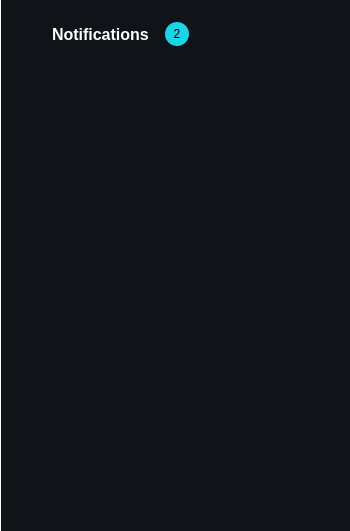
Qt form alertsdialog.ui (drillarium/FrameFlow) before a commit.
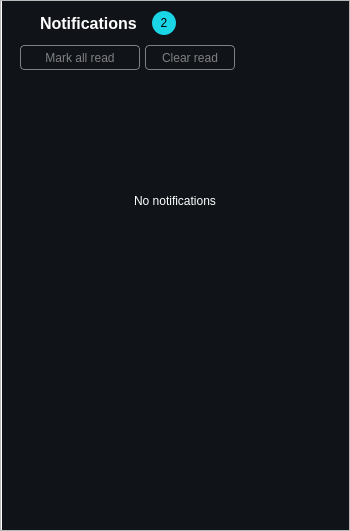
The same form after that commit. Icons and pictures are not drawn.

The edit to the form file:
```diff
--- a/alertsdialog.ui
+++ b/alertsdialog.ui
@@ -30,7 +30,26 @@
   color: black;
   background: #19D5E6;
   border-radius: 12px;
-}</string>
+}
+
+QPushButton {
+  color: grey;
+  border: 1px solid grey;
+  border-radius: 4px;
+}
+
+#closeButton {
+  border: 0px solid transparent;
+}
+
+#noNotAlerts {
+  color: white;
+}
+
+#listWidget {
+  background: transparent;
+}
+</string>
   </property>
   <layout class="QVBoxLayout" name="verticalLayout">
    <property name="spacing">
@@ -49,11 +68,71 @@
     <number>0</number>
    </property>
    <item>
+    <widget class="QScrollArea" name="scrollArea">
+     <property name="widgetResizable">
+      <bool>true</bool>
+     </property>
+     <widget class="QWidget" name="scrollAreaWidgetContents">
+      <property name="geometry">
+       <rect>
+        <x>0</x>
+        <y>0</y>
+        <width>348</width>
+        <height>529</height>
+       </rect>
+      </property>
+      <layout class="QVBoxLayout" name="verticalLayout_3">
+       <property name="spacing">
+        <number>0</number>
+       </property>
+       <property name="leftMargin">
+        <number>0</number>
+       </property>
+       <property name="topMargin">
+        <number>0</number>
+       </property>
+       <property name="rightMargin">
+        <number>0</number>
+       </property>
+       <property name="bottomMargin">
+        <number>0</number>
+       </property>
+       <item>
     <widget class="QWidget" name="mainAlertsWidget" native="true">
      <layout class="QVBoxLayout" name="verticalLayout_2">
+          <property name="spacing">
+           <number>10</number>
+          </property>
+          <property name="leftMargin">
+           <number>10</number>
+          </property>
+          <property name="topMargin">
+           <number>10</number>
+          </property>
+          <property name="rightMargin">
+           <number>10</number>
+          </property>
+          <property name="bottomMargin">
+           <number>1</number>
+          </property>
       <item>
        <widget class="QWidget" name="headerAlertsWidget" native="true">
         <layout class="QHBoxLayout" name="horizontalLayout">
+             <property name="spacing">
+              <number>5</number>
+             </property>
+             <property name="leftMargin">
+              <number>0</number>
+             </property>
+             <property name="topMargin">
+              <number>0</number>
+             </property>
+             <property name="rightMargin">
+              <number>0</number>
+             </property>
+             <property name="bottomMargin">
+              <number>0</number>
+             </property>
          <item>
           <widget class="QLabel" name="label_2">
            <property name="minimumSize">
@@ -175,6 +254,179 @@
         </layout>
        </widget>
       </item>
+          <item>
+           <widget class="QWidget" name="horizontalWidget" native="true">
+            <layout class="QHBoxLayout" name="horizontalLayout_2">
+             <property name="spacing">
+              <number>5</number>
+             </property>
+             <property name="leftMargin">
+              <number>9</number>
+             </property>
+             <property name="topMargin">
+              <number>0</number>
+             </property>
+             <property name="rightMargin">
+              <number>9</number>
+             </property>
+             <property name="bottomMargin">
+              <number>0</number>
+             </property>
+             <item>
+              <widget class="QPushButton" name="markAllButton">
+               <property name="minimumSize">
+                <size>
+                 <width>120</width>
+                 <height>25</height>
+                </size>
+               </property>
+               <property name="maximumSize">
+                <size>
+                 <width>120</width>
+                 <height>16777215</height>
+                </size>
+               </property>
+               <property name="cursor">
+                <cursorShape>PointingHandCursor</cursorShape>
+               </property>
+               <property name="text">
+                <string>Mark all read</string>
+               </property>
+               <property name="icon">
+                <iconset resource="frameflow.qrc">
+                 <normaloff>:/FrameFlow/check.svg</normaloff>:/FrameFlow/check.svg</iconset>
+               </property>
+               <property name="flat">
+                <bool>true</bool>
+               </property>
+              </widget>
+             </item>
+             <item>
+              <widget class="QPushButton" name="clearAllButon">
+               <property name="minimumSize">
+                <size>
+                 <width>90</width>
+                 <height>25</height>
+                </size>
+               </property>
+               <property name="maximumSize">
+                <size>
+                 <width>90</width>
+                 <height>16777215</height>
+                </size>
+               </property>
+               <property name="cursor">
+                <cursorShape>PointingHandCursor</cursorShape>
+               </property>
+               <property name="text">
+                <string>Clear read</string>
+               </property>
+               <property name="icon">
+                <iconset resource="frameflow.qrc">
+                 <normaloff>:/FrameFlow/trash.svg</normaloff>:/FrameFlow/trash.svg</iconset>
+               </property>
+               <property name="flat">
+                <bool>true</bool>
+               </property>
+              </widget>
+             </item>
+             <item>
+              <spacer name="horizontalSpacer_3">
+               <property name="orientation">
+                <enum>Qt::Orientation::Horizontal</enum>
+               </property>
+               <property name="sizeHint" stdset="0">
+                <size>
+                 <width>40</width>
+                 <height>20</height>
+                </size>
+               </property>
+              </spacer>
+             </item>
+            </layout>
+           </widget>
+          </item>
+          <item>
+           <widget class="QWidget" name="noAlertsWidget" native="true">
+            <property name="minimumSize">
+             <size>
+              <width>0</width>
+              <height>150</height>
+             </size>
+            </property>
+            <property name="maximumSize">
+             <size>
+              <width>16777215</width>
+              <height>150</height>
+             </size>
+            </property>
+            <layout class="QVBoxLayout" name="verticalLayout_4">
+             <property name="topMargin">
+              <number>25</number>
+             </property>
+             <item>
+              <widget class="QWidget" name="horizontalWidget" native="true">
+               <layout class="QHBoxLayout" name="horizontalLayout_3">
+                <item>
+                 <widget class="QLabel" name="label">
+                  <property name="minimumSize">
+                   <size>
+                    <width>50</width>
+                    <height>50</height>
+                   </size>
+                  </property>
+                  <property name="maximumSize">
+                   <size>
+                    <width>50</width>
+                    <height>50</height>
+                   </size>
+                  </property>
+                  <property name="text">
+                   <string/>
+                  </property>
+                  <property name="pixmap">
+                   <pixmap resource="frameflow.qrc">:/FrameFlow/alert.svg</pixmap>
+                  </property>
+                  <property name="scaledContents">
+                   <bool>true</bool>
+                  </property>
+                 </widget>
+                </item>
+               </layout>
+              </widget>
+             </item>
+             <item>
+              <widget class="QLabel" name="noNotAlerts">
+               <property name="text">
+                <string>No notifications</string>
+               </property>
+               <property name="alignment">
+                <set>Qt::AlignmentFlag::AlignCenter</set>
+               </property>
+              </widget>
+             </item>
+            </layout>
+           </widget>
+          </item>
+          <item>
+           <widget class="QListWidget" name="listWidget">
+            <property name="focusPolicy">
+             <enum>Qt::FocusPolicy::NoFocus</enum>
+            </property>
+            <property name="verticalScrollBarPolicy">
+             <enum>Qt::ScrollBarPolicy::ScrollBarAlwaysOff</enum>
+            </property>
+            <property name="horizontalScrollBarPolicy">
+             <enum>Qt::ScrollBarPolicy::ScrollBarAlwaysOff</enum>
+            </property>
+            <property name="selectionMode">
+             <enum>QAbstractItemView::SelectionMode::MultiSelection</enum>
+            </property>
+            <property name="spacing">
+             <number>6</number>
+            </property>
+           </widget>
+          </item>
       <item>
        <spacer name="verticalSpacer">
         <property name="orientation">
@@ -193,6 +445,10 @@
    </item>
   </layout>
  </widget>
+    </widget>
+   </item>
+  </layout>
+ </widget>
  <layoutdefault spacing="6" margin="11"/>
  <resources>
   <include location="frameflow.qrc"/>
```
Left out of the diff: 53 changed lines with no effect on the pictures. Lines whose indentation alone changed are shown as unchanged.
